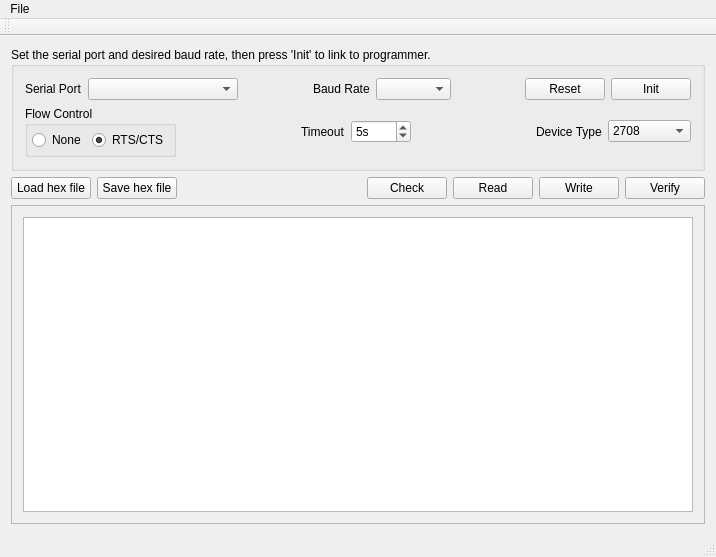
Keith969/eprom_prg, file guiMainWindow.ui: the form before one commit.
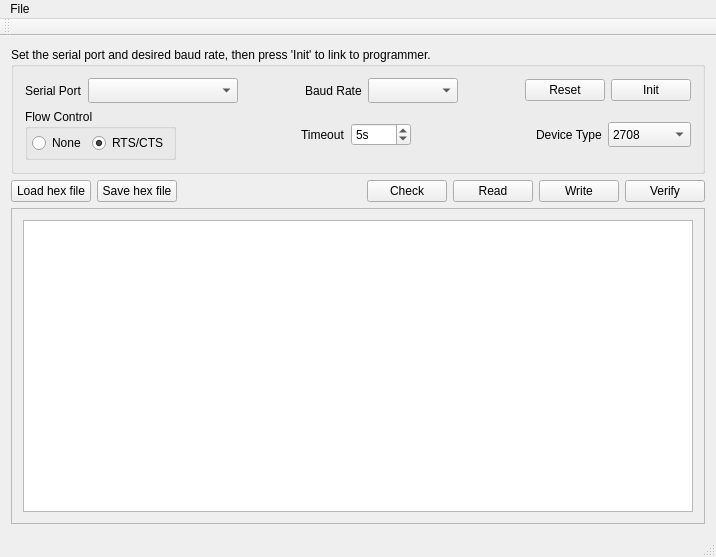
The form after the commit.

Commit message: Fix bug introduced when detailing serial port

Patch:
```diff
--- a/guiMainWindow.ui
+++ b/guiMainWindow.ui
@@ -37,7 +37,7 @@
              <property name="minimumSize">
               <size>
                <width>150</width>
-               <height>0</height>
+               <height>25</height>
               </size>
              </property>
              <property name="toolTip">
@@ -69,8 +69,8 @@
             <widget class="QComboBox" name="baudRate">
              <property name="minimumSize">
               <size>
-               <width>75</width>
-               <height>0</height>
+               <width>90</width>
+               <height>25</height>
               </size>
              </property>
              <property name="toolTip">
@@ -223,6 +223,12 @@
            </item>
            <item>
             <widget class="QComboBox" name="deviceType">
+             <property name="minimumSize">
+              <size>
+               <width>80</width>
+               <height>25</height>
+              </size>
+             </property>
              <property name="toolTip">
               <string>Set the type of the EPROM</string>
              </property>
@@ -360,8 +366,8 @@
           <rect>
            <x>0</x>
            <y>0</y>
-           <width>694</width>
-           <height>326</height>
+           <width>688</width>
+           <height>268</height>
           </rect>
          </property>
          <layout class="QVBoxLayout" name="verticalLayout_4">
```
Left out of the diff: 2 changed lines with no effect on the pictures. The commit also changes 2 other files.
